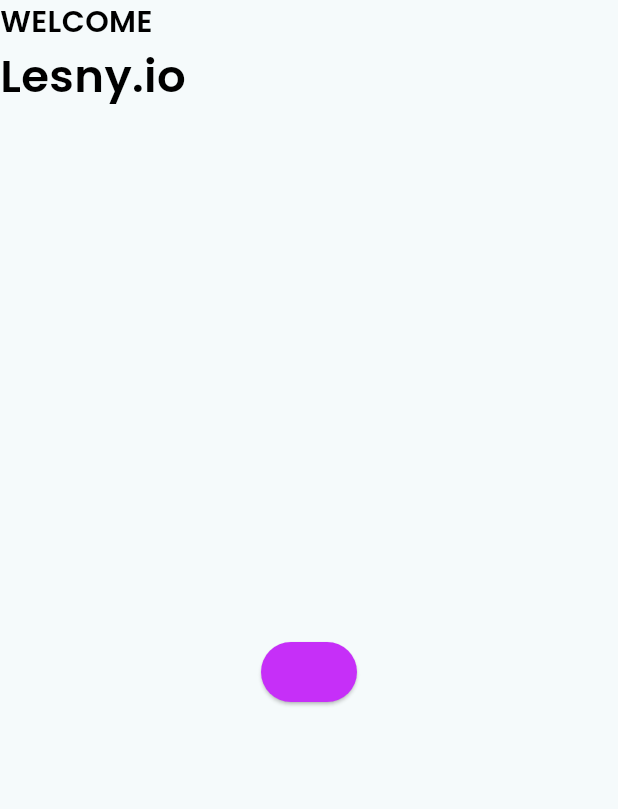
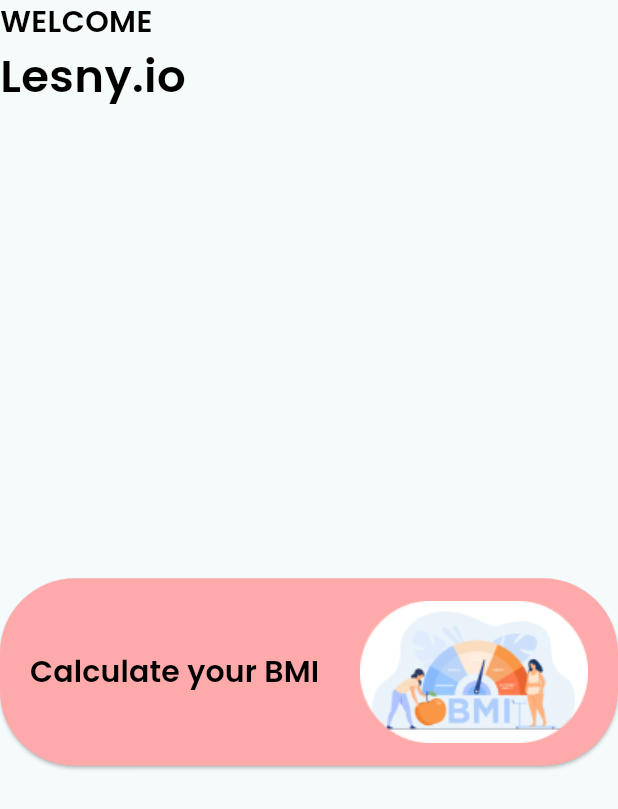
Before and after one commit to Basel85/MD-TREE-Session-4, a Flutter app: the DashboardScreen screen opened directly, on a phone screen of 412 x 824 dp. Shown: the top 809 px of the screen. Run offline on Flutter 3.47's test engine with Material 3 defaults, Android fonts, the phone set to English and light mode, and no system bars.

Commit message:
added calculate your bmi button

```diff
--- a/lib/presentation/widgets/dashboard_screen_body/calculate_your_bmi_button.dart
+++ /dev/null
@@ -1,14 +0,0 @@
-import 'package:flutter/material.dart';
-import 'package:md_tree_session_4/presentation/widgets/custom_button.dart';
-
-class CalculateYouBMIButton extends StatelessWidget {
-  const CalculateYouBMIButton({super.key});
-
-  @override
-  Widget build(BuildContext context) {
-    return Expanded(
-        child: Center(
-            child: CustomButton(
-                buttonContent: const SizedBox(), onPressed: () {})));
-  }
-}
--- /dev/null
+++ b/lib/presentation/widgets/dashboard_screen_body/calculate_your_bmi_button/bmi_image.dart
@@ -0,0 +1,15 @@
+import 'package:flutter/material.dart';
+import 'package:md_tree_session_4/helpers/app_assets.dart';
+
+class BMIImage extends StatelessWidget {
+  const BMIImage({super.key});
+
+  @override
+  Widget build(BuildContext context) {
+    return ClipRRect(
+        borderRadius: const BorderRadius.all(Radius.circular(10)),
+        child: Image.asset(
+          AppAssets.bmiImage,
+        ));
+  }
+}
--- /dev/null
+++ b/lib/presentation/widgets/dashboard_screen_body/calculate_your_bmi_button/calculate_your_bmi_button.dart
@@ -0,0 +1,20 @@
+import 'package:flutter/material.dart';
+import 'package:md_tree_session_4/presentation/widgets/custom_button.dart';
+import 'package:md_tree_session_4/presentation/widgets/dashboard_screen_body/calculate_your_bmi_button/bmi_image.dart';
+import 'package:md_tree_session_4/presentation/widgets/dashboard_screen_body/calculate_your_bmi_button/calculate_your_bmi_text.dart';
+import 'package:md_tree_session_4/themes/app_colors.dart';
+
+class CalculateYourBMIButton extends StatelessWidget {
+  const CalculateYourBMIButton({super.key});
+
+  @override
+  Widget build(BuildContext context) {
+    return CustomButton(
+        buttonColor: AppColors.colorFFAAAA,
+        buttonContent: const Row(
+          mainAxisAlignment: MainAxisAlignment.spaceBetween,
+          children: [CalculateYourBMIText(), BMIImage()],
+        ),
+        onPressed: () {});
+  }
+}
--- /dev/null
+++ b/lib/presentation/widgets/dashboard_screen_body/calculate_your_bmi_button/calculate_your_bmi_text.dart
@@ -0,0 +1,15 @@
+import 'package:flutter/material.dart';
+import 'package:md_tree_session_4/themes/app_text_styles.dart';
+
+class CalculateYourBMIText extends StatelessWidget {
+  const CalculateYourBMIText({super.key});
+
+  @override
+  Widget build(BuildContext context) {
+    return const Text(
+      'Calculate your BMI',
+      style: AppTextStyles.fontSize20FontWeightW600FontFamilyPoppinsColorBlack,
+      textAlign: TextAlign.center,
+    );
+  }
+}
--- a/lib/presentation/widgets/dashboard_screen_body/dashboard_screen_body.dart
+++ b/lib/presentation/widgets/dashboard_screen_body/dashboard_screen_body.dart
@@ -1,5 +1,7 @@
+import 'package:flutter/cupertino.dart';
 import 'package:flutter/material.dart';
-import 'package:md_tree_session_4/presentation/widgets/dashboard_screen_body/calculate_your_bmi_button.dart';
+import 'package:flutter/widgets.dart';
+import 'package:md_tree_session_4/presentation/widgets/dashboard_screen_body/calculate_your_bmi_button/calculate_your_bmi_button.dart';
 import 'package:md_tree_session_4/presentation/widgets/dashboard_screen_body/username_text.dart';
 import 'package:md_tree_session_4/presentation/widgets/dashboard_screen_body/welcome_text.dart';
 
@@ -13,7 +15,7 @@
       children: <Widget>[
         WelcomeText(),
         UsernameText(),
-        CalculateYouBMIButton()
+        Expanded(child: Center(child: CalculateYourBMIButton()))
       ],
     );
   }
--- a/lib/themes/app_colors.dart
+++ b/lib/themes/app_colors.dart
@@ -6,5 +6,6 @@
   static const Color color6C63FF = Color(0xFF6C63FF);
   static const Color colorC62FF8 = Color(0xFFC62FF8);
   static const Color colorEEEEEE = Color(0xFFEEEEEE);
+  static const Color colorFFAAAA = Color(0xFFFFAAAA);
 
 }
```
